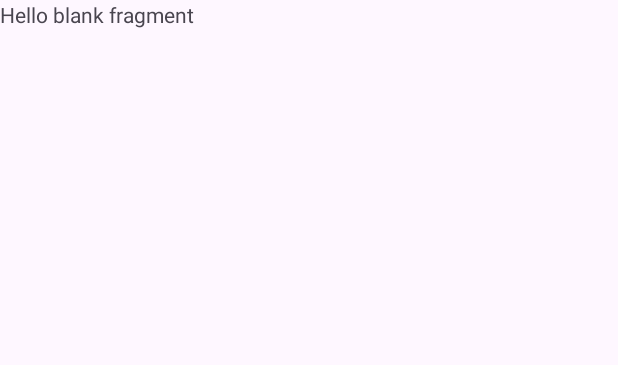
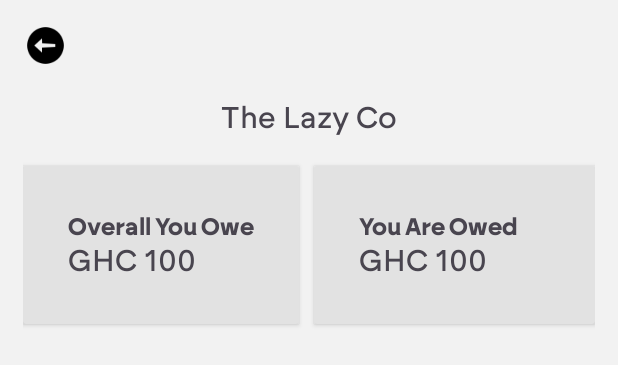
Before and after one commit to Obehi234/SikaMe_Android, an Android app: the layout fragment_group_home_page.xml on its own in the app's theme, with its tools: preview values and no code run, on a phone screen of 412 x 824 dp. Shown: the top 365 px of the screen. Run offline under Robolectric (Android 15) with nearby library versions, the phone set to English and light mode, and no system bars.

Commit message:
Added activity overview card

```diff
--- a/app/src/main/res/layout/fragment_create_group.xml
+++ b/app/src/main/res/layout/fragment_create_group.xml
@@ -5,7 +5,8 @@
     android:layout_height="match_parent"
     xmlns:app="http://schemas.android.com/apk/res-auto"
     tools:context=".fragmentScreens.CreateGroupFragment"
-    android:padding="@dimen/padding_30dp">
+    android:padding="@dimen/padding_30dp"
+    android:background="@color/sikame_white">
 
     <ImageView
         android:id="@+id/ivNoGroupsImage"
--- a/app/src/main/res/layout/fragment_group_home_page.xml
+++ b/app/src/main/res/layout/fragment_group_home_page.xml
@@ -1,14 +1,122 @@
 <?xml version="1.0" encoding="utf-8"?>
-<FrameLayout xmlns:android="http://schemas.android.com/apk/res/android"
+<androidx.constraintlayout.widget.ConstraintLayout xmlns:android="http://schemas.android.com/apk/res/android"
+    xmlns:app="http://schemas.android.com/apk/res-auto"
     xmlns:tools="http://schemas.android.com/tools"
     android:layout_width="match_parent"
     android:layout_height="match_parent"
+    android:background="@color/sikame_white"
+    android:padding="@dimen/padding_15dp"
     tools:context=".fragmentScreens.GroupHomePageFragment">
 
-    <!-- TODO: Update blank fragment layout -->
+    <ImageView
+        android:id="@+id/ivBackNavIcon"
+        android:layout_width="30dp"
+        android:layout_height="30dp"
+        android:src="@drawable/back_nav_icon"
+        app:layout_constraintStart_toStartOf="parent"
+        app:layout_constraintTop_toTopOf="parent" />
+
     <TextView
+        android:id="@+id/tvGroupName"
+        android:layout_width="wrap_content"
+        android:layout_height="wrap_content"
+        android:layout_marginTop="@dimen/margin_20dp"
+        android:fontFamily="@font/brockmann_medium"
+        android:gravity="center"
+        android:text="The Lazy Co"
+        android:textSize="@dimen/text_20sp"
+        app:layout_constraintEnd_toEndOf="parent"
+        app:layout_constraintStart_toStartOf="parent"
+        app:layout_constraintTop_toBottomOf="@id/ivBackNavIcon" />
+
+    <androidx.cardview.widget.CardView
+        android:id="@+id/cdDebtBalance"
+        android:layout_width="0dp"
+        android:layout_height="wrap_content"
+        android:layout_marginTop="@dimen/margin_20dp"
+        android:padding="@dimen/padding_20dp"
+        app:cardBackgroundColor="@color/sikame_card_grey"
+        app:layout_constraintStart_toStartOf="parent"
+        app:layout_constraintTop_toBottomOf="@id/tvGroupName">
+
+        <androidx.constraintlayout.widget.ConstraintLayout
+            android:layout_width="wrap_content"
+            android:layout_height="wrap_content"
+            android:padding="@dimen/padding_30dp">
+
+            <TextView
+                android:id="@+id/tvpayersDebtBalance"
+                android:layout_width="wrap_content"
+                android:layout_height="wrap_content"
+                android:fontFamily="@font/brockmann_bold"
+                android:text="Overall You Owe"
+                android:textSize="@dimen/text_16sp"
+                app:layout_constraintStart_toStartOf="parent"
+                app:layout_constraintTop_toTopOf="parent" />
+
+            <TextView
+                android:id="@+id/tvDebtAmount"
+                android:layout_width="wrap_content"
+                android:layout_height="wrap_content"
+                android:fontFamily="@font/brockmann_medium"
+                android:text="GHC 100"
+                android:textSize="@dimen/margin_20dp"
+                app:layout_constraintStart_toStartOf="@id/tvpayersDebtBalance"
+                app:layout_constraintTop_toBottomOf="@id/tvpayersDebtBalance" />
+
+        </androidx.constraintlayout.widget.ConstraintLayout>
+
+    </androidx.cardview.widget.CardView>
+
+    <androidx.cardview.widget.CardView
+        android:id="@+id/cdOutstandingBalance"
+        android:layout_width="0dp"
+        android:layout_height="wrap_content"
+        android:layout_marginStart="@dimen/margin_10dp"
+        android:padding="@dimen/padding_10dp"
+        app:cardBackgroundColor="@color/sikame_card_grey"
+        app:layout_constraintBottom_toBottomOf="@+id/cdDebtBalance"
+        app:layout_constraintStart_toEndOf="@id/cdDebtBalance"
+        app:layout_constraintTop_toTopOf="@+id/cdDebtBalance"
+        app:layout_constraintEnd_toEndOf="parent">
+
+        <androidx.constraintlayout.widget.ConstraintLayout
+            android:layout_width="wrap_content"
+            android:layout_height="wrap_content"
+            android:padding="@dimen/padding_30dp">
+
+            <TextView
+                android:id="@+id/tvpayersOwedBalance"
+                android:layout_width="wrap_content"
+                android:layout_height="wrap_content"
+                android:fontFamily="@font/brockmann_bold"
+                android:text="You Are Owed"
+                android:textSize="@dimen/text_16sp"
+                app:layout_constraintStart_toStartOf="parent"
+                app:layout_constraintTop_toTopOf="parent" />
+
+            <TextView
+                android:id="@+id/tvOutstandingAmount"
+                android:layout_width="wrap_content"
+                android:layout_height="wrap_content"
+                android:fontFamily="@font/brockmann_medium"
+                android:text="GHC 100"
+                android:textSize="@dimen/margin_20dp"
+                app:layout_constraintStart_toStartOf="@+id/tvpayersOwedBalance"
+                app:layout_constraintTop_toBottomOf="@+id/tvpayersOwedBalance" />
+
+        </androidx.constraintlayout.widget.ConstraintLayout>
+
+    </androidx.cardview.widget.CardView>
+
+    <androidx.cardview.widget.CardView
+        android:id="@+id/cdDebtOverview"
         android:layout_width="match_parent"
-        android:layout_height="match_parent"
-        android:text="@string/hello_blank_fragment" />
+        android:layout_height="wrap_content"
+        android:layout_marginTop="@dimen/margin_40dp"
+        app:layout_constraintStart_toStartOf="parent"
+        app:layout_constraintEnd_toEndOf="parent"
+        app:layout_constraintTop_toBottomOf="@id/cdDebtBalance"/>
 
-</FrameLayout>
+
+</androidx.constraintlayout.widget.ConstraintLayout>
--- a/app/src/main/res/layout/fragment_onboarding.xml
+++ b/app/src/main/res/layout/fragment_onboarding.xml
@@ -4,7 +4,7 @@
     xmlns:tools="http://schemas.android.com/tools"
     android:layout_width="match_parent"
     android:layout_height="match_parent"
-    android:background="@color/background_white"
+    android:background="@color/sikame_white"
     android:padding="@dimen/padding_30dp"
     tools:context=".fragmentScreens.OnboardingFragment">
 
--- a/app/src/main/res/values/colors.xml
+++ b/app/src/main/res/values/colors.xml
@@ -4,4 +4,6 @@
     <color name="white">#FFFFFFFF</color>
     <color name="background_white">#F2F2F2</color>
     <color name="green">#9DC5A6</color>
+    <color name="sikame_white">#f2f2f2</color>
+    <color name="sikame_card_grey">#E2E2E2</color>
 </resources>
--- a/app/src/main/res/values/dimens.xml
+++ b/app/src/main/res/values/dimens.xml
@@ -14,4 +14,8 @@
     <dimen name="text_16sp">16sp</dimen>
     <dimen name="height_300dp">300dp</dimen>
     <dimen name="margin_30dp">30dp</dimen>
+    <dimen name="text_20sp">20sp</dimen>
+    <dimen name="padding_10dp">10dp</dimen>
+    <dimen name="padding_20dp">20dp</dimen>
+    <dimen name="margin_40dp">40dp</dimen>
 </resources>
```
Also changed, not shown: app/src/main/res/drawable/back_nav_icon.png (added).
